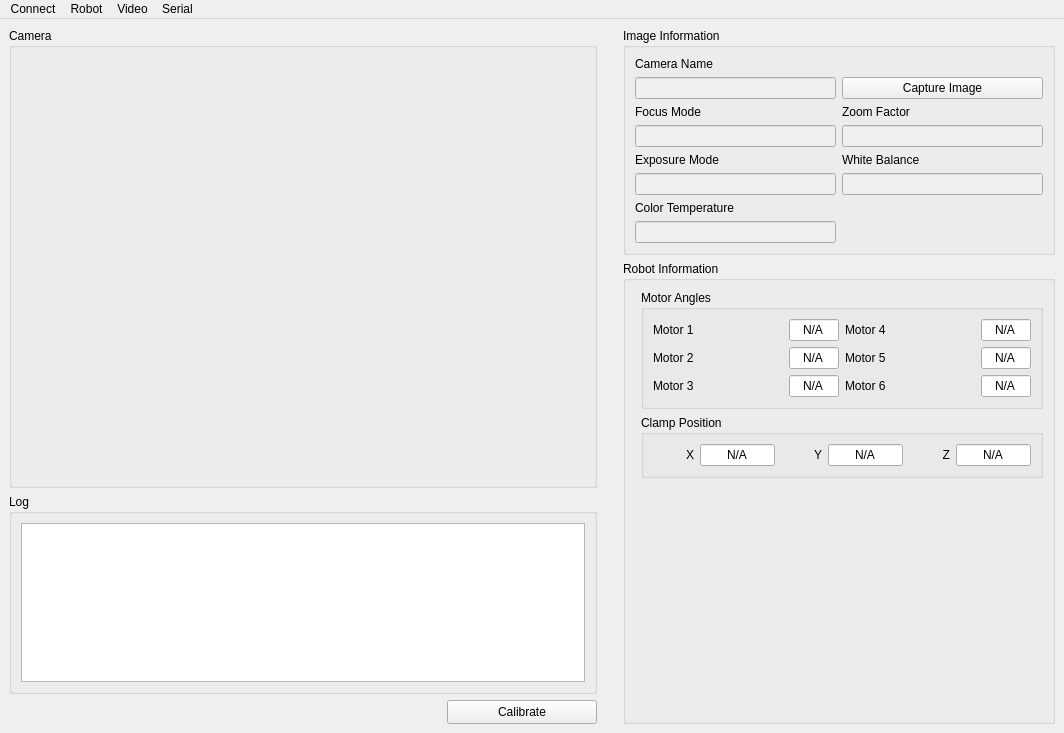
First picture: the form in mainwindow.ui, repository MiguelFerrerF/robotArmApp, before the edit.
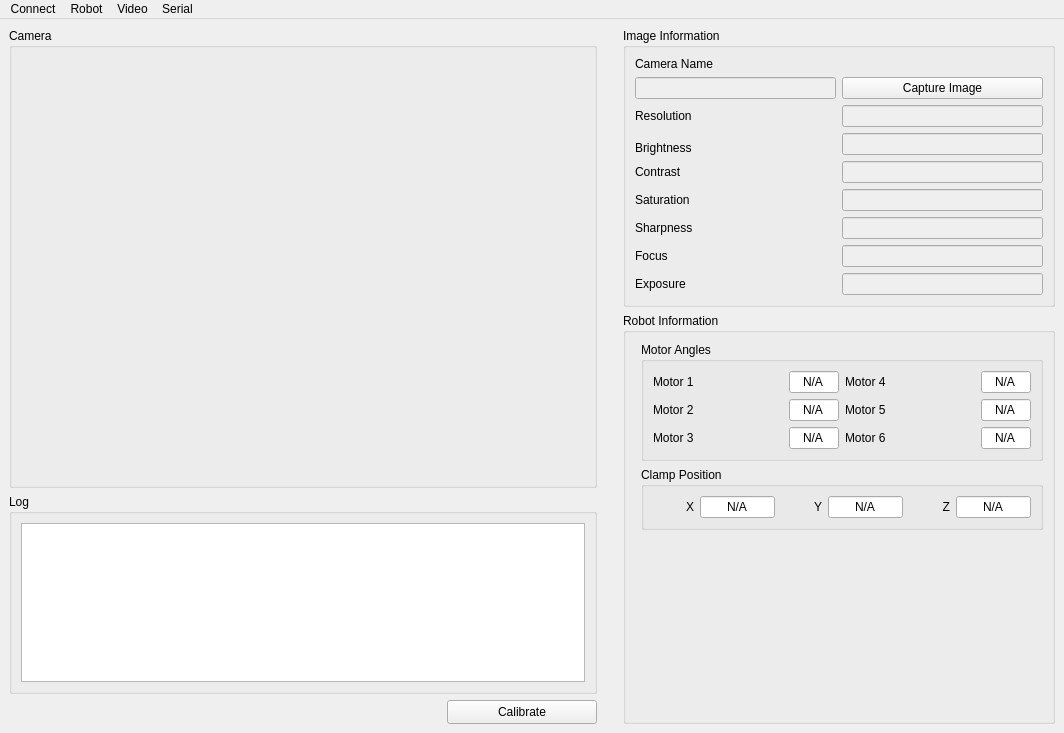
Second picture: the form after the edit.

What changed in the file:
```diff
--- a/mainwindow.ui
+++ b/mainwindow.ui
@@ -56,23 +56,103 @@
        <string>Image Information</string>
       </property>
       <layout class="QGridLayout" name="gridLayout_3">
+       <item row="5" column="1">
+        <widget class="QLineEdit" name="lineEditSaturation">
+         <property name="enabled">
+          <bool>false</bool>
+         </property>
+        </widget>
+       </item>
+       <item row="1" column="0">
+        <widget class="QLineEdit" name="lineEditCameraName">
+         <property name="enabled">
+          <bool>false</bool>
+         </property>
+         <property name="focusPolicy">
+          <enum>Qt::FocusPolicy::NoFocus</enum>
+         </property>
+        </widget>
+       </item>
        <item row="4" column="0">
         <widget class="QLabel" name="labelExposureMode">
          <property name="text">
-          <string>Exposure Mode</string>
+          <string>Contrast</string>
          </property>
         </widget>
        </item>
-       <item row="2" column="0">
-        <widget class="QLabel" name="labelFocusMode">
+       <item row="7" column="0">
+        <widget class="QLabel" name="labelFocus">
          <property name="text">
-          <string>Focus Mode</string>
+          <string>Focus</string>
+         </property>
+        </widget>
+       </item>
+       <item row="6" column="0">
+        <widget class="QLabel" name="labelSharpness">
+         <property name="text">
+          <string>Sharpness</string>
+         </property>
+        </widget>
+       </item>
+       <item row="5" column="0">
+        <widget class="QLabel" name="labelSaturation">
+         <property name="text">
+          <string>Saturation</string>
+         </property>
+        </widget>
+       </item>
+       <item row="3" column="1">
+        <widget class="QLineEdit" name="lineEditBrightness">
+         <property name="enabled">
+          <bool>false</bool>
+         </property>
+        </widget>
+       </item>
+       <item row="8" column="0">
+        <widget class="QLabel" name="labelExposure">
+         <property name="text">
+          <string>Exposure</string>
+         </property>
+        </widget>
+       </item>
+       <item row="3" column="0">
+        <widget class="QLabel" name="labelBrightness">
+         <property name="text">
+          <string>Brightness</string>
          </property>
          <property name="alignment">
           <set>Qt::AlignmentFlag::AlignBottom|Qt::AlignmentFlag::AlignLeading|Qt::AlignmentFlag::AlignLeft</set>
          </property>
         </widget>
        </item>
+       <item row="1" column="1">
+        <widget class="QPushButton" name="pushButtonCaptureImage">
+         <property name="text">
+          <string>Capture Image</string>
+         </property>
+        </widget>
+       </item>
+       <item row="6" column="1">
+        <widget class="QLineEdit" name="lineEditSharpness">
+         <property name="enabled">
+          <bool>false</bool>
+         </property>
+        </widget>
+       </item>
+       <item row="7" column="1">
+        <widget class="QLineEdit" name="lineEditFocus">
+         <property name="enabled">
+          <bool>false</bool>
+         </property>
+        </widget>
+       </item>
+       <item row="4" column="1">
+        <widget class="QLineEdit" name="lineEditContrast">
+         <property name="enabled">
+          <bool>false</bool>
+         </property>
+        </widget>
+       </item>
        <item row="0" column="0">
         <widget class="QLabel" name="labelCameraName">
          <property name="maximumSize">
@@ -89,76 +169,24 @@
          </property>
         </widget>
        </item>
+       <item row="8" column="1">
+        <widget class="QLineEdit" name="lineEditExposure">
+         <property name="enabled">
+          <bool>false</bool>
+         </property>
+        </widget>
+       </item>
        <item row="2" column="1">
-        <widget class="QLabel" name="labelZoomFactor">
-         <property name="text">
-          <string>Zoom Factor</string>
-         </property>
-        </widget>
-       </item>
-       <item row="5" column="1">
-        <widget class="QLineEdit" name="lineEditWhiteBalance">
+        <widget class="QLineEdit" name="lineEditResolution">
          <property name="enabled">
           <bool>false</bool>
          </property>
         </widget>
        </item>
-       <item row="6" column="0">
-        <widget class="QLabel" name="labelColorTemperature">
+       <item row="2" column="0">
+        <widget class="QLabel" name="labelResolution">
          <property name="text">
-          <string>Color Temperature</string>
-         </property>
-        </widget>
-       </item>
-       <item row="1" column="1">
-        <widget class="QPushButton" name="pushButtonCaptureImage">
-         <property name="text">
-          <string>Capture Image</string>
-         </property>
-        </widget>
-       </item>
-       <item row="1" column="0">
-        <widget class="QLineEdit" name="lineEditCameraName">
-         <property name="enabled">
-          <bool>false</bool>
-         </property>
-         <property name="focusPolicy">
-          <enum>Qt::FocusPolicy::NoFocus</enum>
-         </property>
-        </widget>
-       </item>
-       <item row="3" column="0">
-        <widget class="QLineEdit" name="lineEditFocusMode">
-         <property name="enabled">
-          <bool>false</bool>
-         </property>
-        </widget>
-       </item>
-       <item row="4" column="1">
-        <widget class="QLabel" name="labelWhiteBalance">
-         <property name="text">
-          <string>White Balance</string>
-         </property>
-        </widget>
-       </item>
-       <item row="3" column="1">
-        <widget class="QLineEdit" name="lineEditZoomFactor">
-         <property name="enabled">
-          <bool>false</bool>
-         </property>
-        </widget>
-       </item>
-       <item row="5" column="0">
-        <widget class="QLineEdit" name="lineEditExposureMode">
-         <property name="enabled">
-          <bool>false</bool>
-         </property>
-        </widget>
-       </item>
-       <item row="7" column="0">
-        <widget class="QLineEdit" name="lineEditColorTemperature">
-         <property name="enabled">
-          <bool>false</bool>
+          <string>Resolution</string>
          </property>
         </widget>
        </item>
```
Left out of the diff: 2 changed lines with no effect on the pictures.
